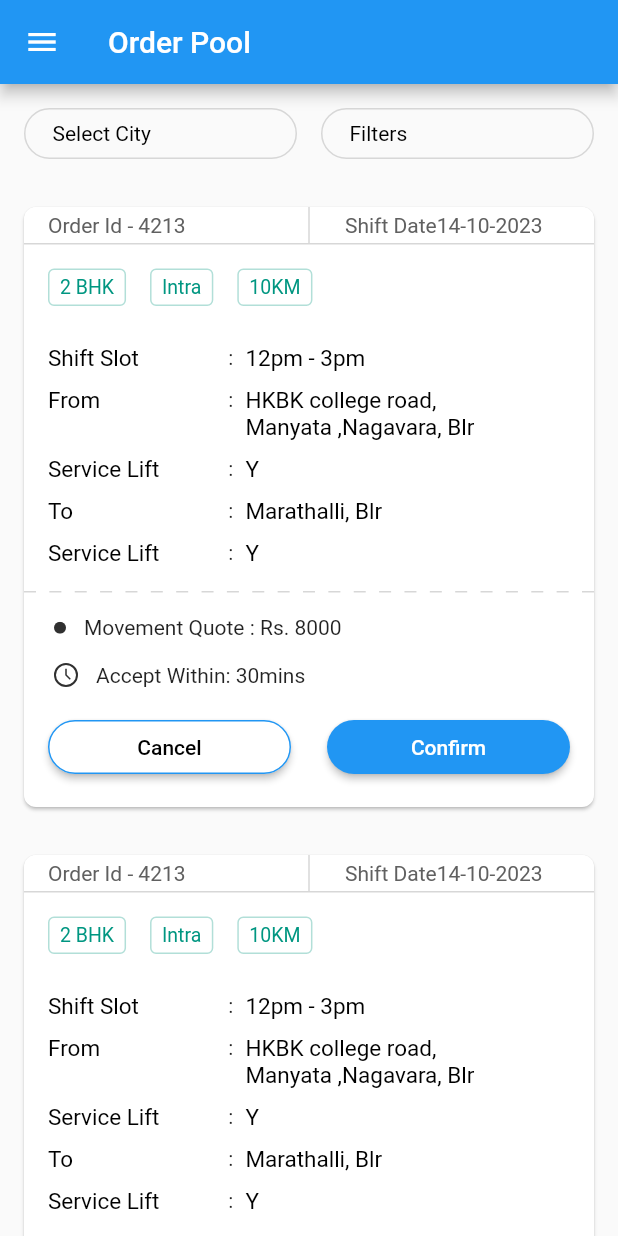
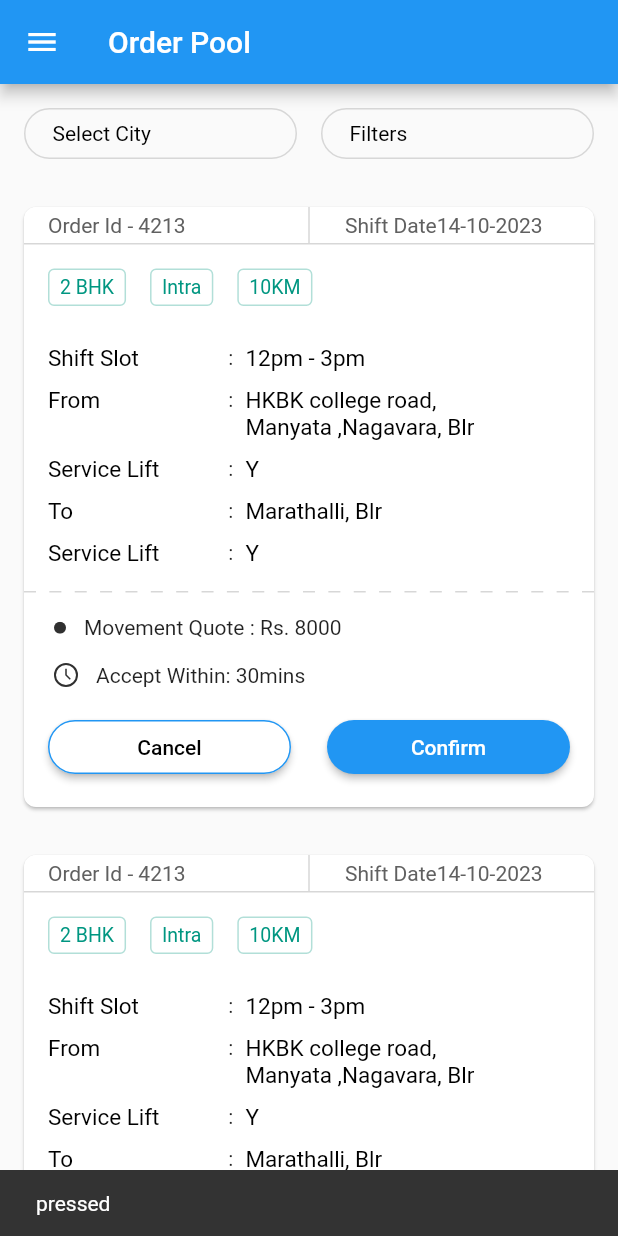
Before and after one commit to bhargavpalla/pnm, a Flutter app: the screen it shows after launch, after a tap on "Confirm", on a phone screen of 412 x 824 dp. Run offline on Flutter 3.47's test engine with Material 2 defaults, Android fonts, the phone set to English and light mode, and no system bars; our stand-ins replace flutter_svg.

Commit message:
flutter learning

```diff
--- a/lib/CardLayout.dart
+++ b/lib/CardLayout.dart
@@ -6,7 +6,8 @@ import 'package:my_app2/TagsLayout.dart';
 import 'package:flutter_svg/flutter_svg.dart';
 
 class OrderCard extends StatelessWidget {
-  const OrderCard({super.key});
+  const OrderCard({super.key, required this.updateItem});
+  final UpdateItem updateItem;
   final orderId = "4213";
   final shiftDate = "14-10-2023";
 
@@ -69,7 +70,7 @@ class OrderCard extends StatelessWidget {
               _separator(),
               quoteWidget("quote"),
               quoteWidget("timer"),
-              acceptDeclineButtons()
+              acceptDeclineButtons(updateItem)
 
             ],
           ),
@@ -79,6 +80,7 @@ class OrderCard extends StatelessWidget {
   }
 
 }
+typedef UpdateItem = void Function();
 
 List<Widget> _orderDetails() {
   List<OrderInfo> mList = [OrderInfo("Shift Slot", "12pm - 3pm"), OrderInfo("From ", "HKBK college road, Manyata ,Nagavara, Blr "), OrderInfo("Service Lift", "Y"), OrderInfo("To", "Marathalli, Blr"),
@@ -171,7 +173,7 @@ Widget quoteWidget(String type) {
 
 }
 
-Widget acceptDeclineButtons() {
+Widget acceptDeclineButtons(UpdateItem updateItem) {
   return Container(
 
     margin: const EdgeInsets.fromLTRB(16, 16, 16, 16),
@@ -180,7 +182,7 @@ Widget acceptDeclineButtons() {
         children: [
           Expanded(child:
           ElevatedButton(
-            onPressed: () { print("hello");
+            onPressed: () { updateItem;
             },
             style: ButtonStyle(
                 backgroundColor: MaterialStateProperty.all(Colors.white),
@@ -199,7 +201,7 @@ Widget acceptDeclineButtons() {
           const SizedBox(width: 24,),
           Expanded(child:
           ElevatedButton(
-              onPressed: () {},
+              onPressed: updateItem,
               style: ButtonStyle(
                   backgroundColor: MaterialStateProperty.all(Colors.blue),
                   padding: MaterialStateProperty.all(const EdgeInsets.fromLTRB(32, 10, 32, 10)),
@@ -217,3 +219,7 @@ Widget acceptDeclineButtons() {
       ));
 
 }
+
+Widget assigned() {
+  return Text("You Accepted the Order");
+}
--- a/lib/main.dart
+++ b/lib/main.dart
@@ -57,10 +57,18 @@ class OrderList extends StatefulWidget {
 
 class _OrderList extends State<OrderList>{
   List<OrderInfo> mList = [OrderInfo("Shift Slot", "12pm - 3pm"), OrderInfo("From ", "HKBK college road, Manyata ,Nagavara, Blr "), OrderInfo("Service Lift", "Y"), OrderInfo("To", "Marathalli, Blr")];
+  void updateItem() {
+    setState(() {
+      ScaffoldMessenger.of(context)
+        ..removeCurrentSnackBar()
+        ..showSnackBar(SnackBar(content: Text("pressed")));
+    });
+  }
+
   @override
   Widget build(BuildContext context) {
     return ListView.builder(itemCount: 2, itemBuilder: (context, index) {
-      return OrderCard();
+      return OrderCard( updateItem: () { updateItem(); },);
     });
   }
 
```
